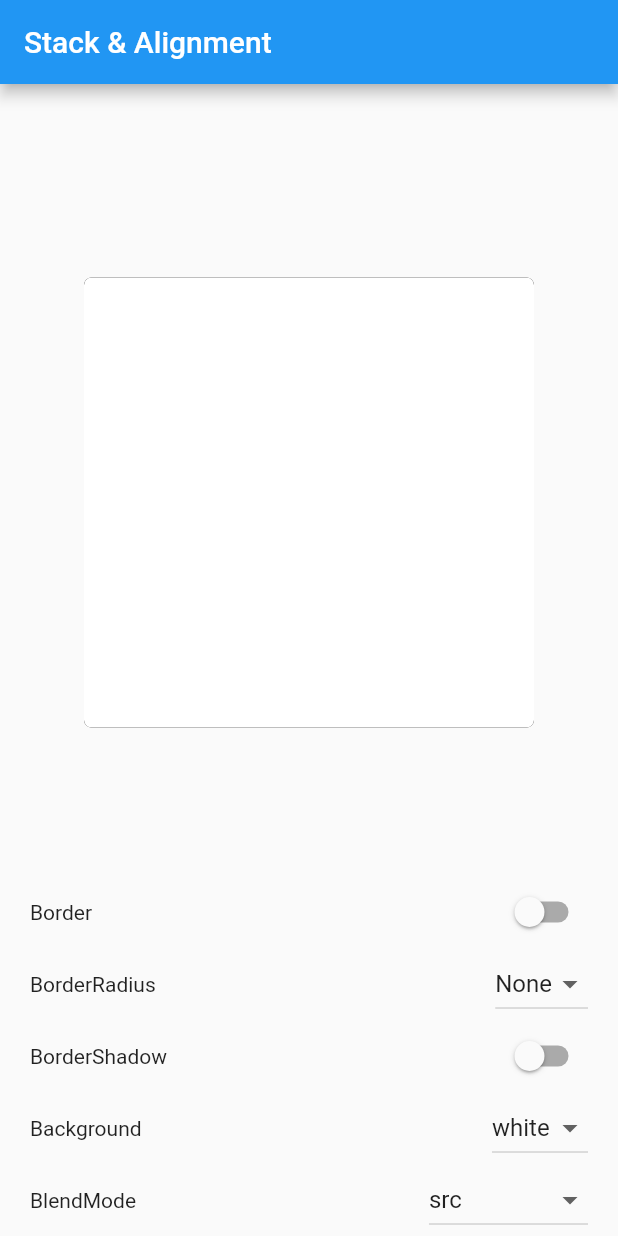
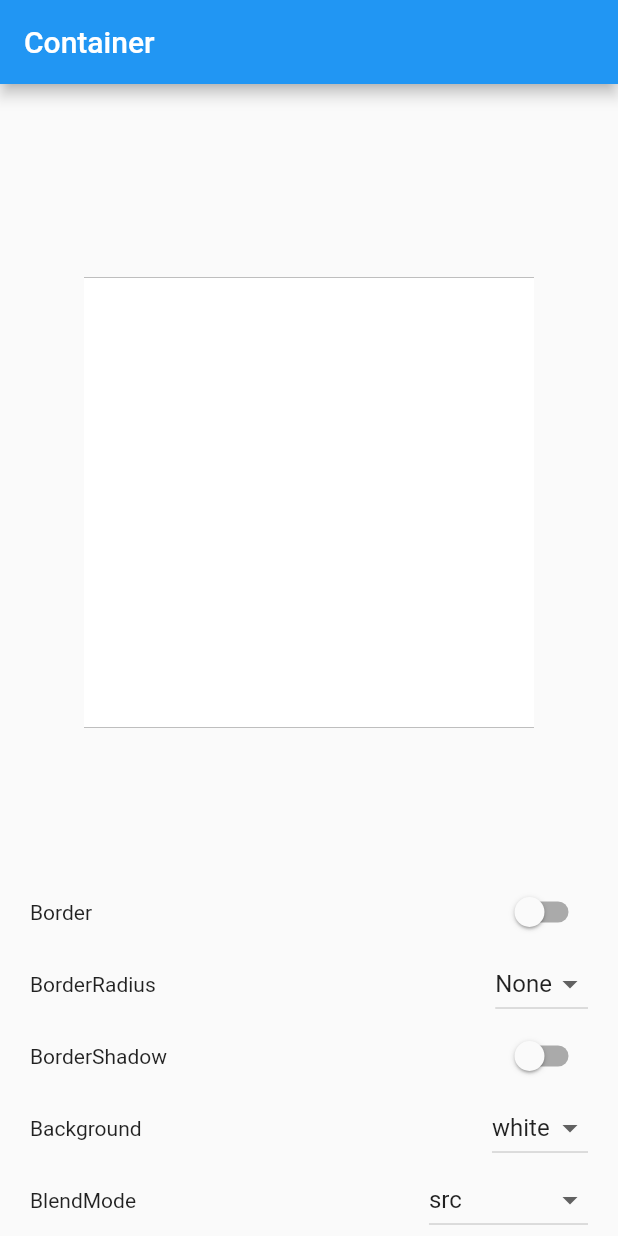
Before and after one commit to matthew-hoang-nhat/gallery-app, a Flutter app: the ContainerScreen screen opened by its route, on a phone screen of 412 x 824 dp. Run offline on Flutter 3.47's test engine with Material 2 defaults, Android fonts, the phone set to English and light mode, and no system bars; our stand-ins replace bloc, equatable, flutter_bloc, get_it, go_router.

Commit message:
hotfix: fix re-create blocprovider

```diff
--- a/lib/src/config/routes/routers_app.dart
+++ b/lib/src/config/routes/routers_app.dart
@@ -10,7 +10,7 @@ class AppRouter {
   // final AppBloc _appBloc;
 
   GoRouter get router => GoRouter(
-        initialLocation: Paths.titleAppBarScreen,
+        initialLocation: Paths.homeScreen,
         routes: AppPages.pages,
         debugLogDiagnostics: true,
         // observers: [],
--- a/lib/src/features/container/cubit/container_cubit.dart
+++ b/lib/src/features/container/cubit/container_cubit.dart
@@ -13,7 +13,7 @@ class ContainerCubit extends Cubit<ContainerState> implements ParentCubit {
           background: AppColors.white,
           blendMode: BlendMode.src,
           border: const Border.fromBorderSide(BorderSide.none),
-          borderRadius: BorderRadius.circular(5),
+          borderRadius: BorderRadius.circular(0),
           boxShadow: const BoxShadow(),
         ));
 
--- a/lib/src/features/container/screens/container_screen.dart
+++ b/lib/src/features/container/screens/container_screen.dart
@@ -1,6 +1,7 @@
 import 'package:flutter/material.dart';
 import 'package:flutter_bloc/flutter_bloc.dart';
 import 'package:gallery_app/src/features/container/cubit/container_cubit.dart';
+
 import '../../../config/constants/app_colors.dart';
 import '../widgets/me_container_drop_down.dart';
 import '../widgets/me_switch.dart';
@@ -16,6 +17,7 @@ class ContainerScreen extends StatelessWidget {
       {AppColors.red: 'red'},
       {AppColors.green: 'green'},
     ];
+
     final borders = [
       {const Border.fromBorderSide(BorderSide.none): false},
       {Border.all(): true}
@@ -45,10 +47,8 @@ class ContainerScreen extends StatelessWidget {
     ];
     final bloc = context.read<ContainerCubit>();
 
-    return BlocProvider<ContainerCubit>(
-      create: (context) => bloc,
-      child: Scaffold(
-        appBar: AppBar(title: const Text('Stack & Alignment')),
+    return Scaffold(
+      appBar: AppBar(title: const Text('Container')),
       body: SafeArea(
           child: Column(
         mainAxisAlignment: MainAxisAlignment.spaceBetween,
@@ -81,6 +81,11 @@ class ContainerScreen extends StatelessWidget {
                     MeContainerSwitch<Border, ContainerCubit>(
                       addEvent: bloc.addNewEvent,
                       items: borders,
+                      initValue: borders
+                          .firstWhere((element) =>
+                              element.keys.first == bloc.state.border)
+                          .values
+                          .first,
                     ),
                   ],
                 ),
@@ -91,6 +96,8 @@ class ContainerScreen extends StatelessWidget {
                     MeContainerDropDown<BorderRadius, ContainerCubit>(
                       addEvent: bloc.addNewEvent,
                       items: borderRadiuses,
+                      initValue: borderRadiuses.firstWhere((element) =>
+                          element.keys.first == bloc.state.borderRadius),
                     ),
                   ],
                 ),
@@ -101,6 +108,12 @@ class ContainerScreen extends StatelessWidget {
                     MeContainerSwitch<BoxShadow, ContainerCubit>(
                       addEvent: bloc.addNewEvent,
                       items: boxShadows,
+                      initValue: boxShadows
+                          .firstWhere((element) =>
+                              element.keys.first == bloc.state.boxShadow)
+                          .values
+                          .first,
+                      // initValue: items[0].values.first ,
                     )
                   ],
                 ),
@@ -111,6 +124,8 @@ class ContainerScreen extends StatelessWidget {
                     MeContainerDropDown<Color, ContainerCubit>(
                       items: colors,
                       addEvent: bloc.addNewEvent,
+                      initValue: colors.firstWhere((element) =>
+                          element.keys.first == bloc.state.background),
                     ),
                   ],
                 ),
@@ -121,6 +136,8 @@ class ContainerScreen extends StatelessWidget {
                     MeContainerDropDown<BlendMode, ContainerCubit>(
                       items: blendModes,
                       addEvent: bloc.addNewEvent,
+                      initValue: blendModes.firstWhere((element) =>
+                          element.keys.first == bloc.state.blendMode),
                     ),
                   ],
                 ),
@@ -129,7 +146,6 @@ class ContainerScreen extends StatelessWidget {
           ),
         ],
       )),
-      ),
     );
   }
 }
```
Also changed, not shown: lib/src/core/home_screen/home_screen.dart (+99 -47 lines), lib/src/features/container/widgets/me_container_drop_down.dart (+8 -3 lines), lib/src/features/container/widgets/me_switch.dart (+7 -4 lines), lib/src/features/row_column/row_column_screen.dart (+19 -10 lines), lib/src/features/row_column/widgets/me_drop_down.dart (+8 -5 lines), lib/src/features/stack_align/screens/stack_align_screen.dart (+4 -9 lines), lib/src/features/text_field/screens/text_field_screen.dart (+11 -8 lines), lib/src/features/text_field/widgets/me_switch.dart (+5 -3 lines). Lines whose indentation alone changed are shown as unchanged.
